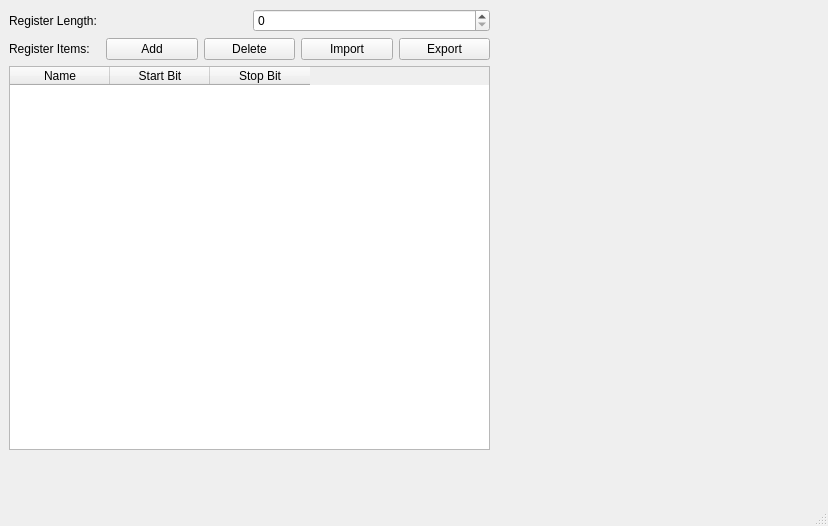
Qt form mainwindow.ui (wh201906/RegCompiler) before a commit.
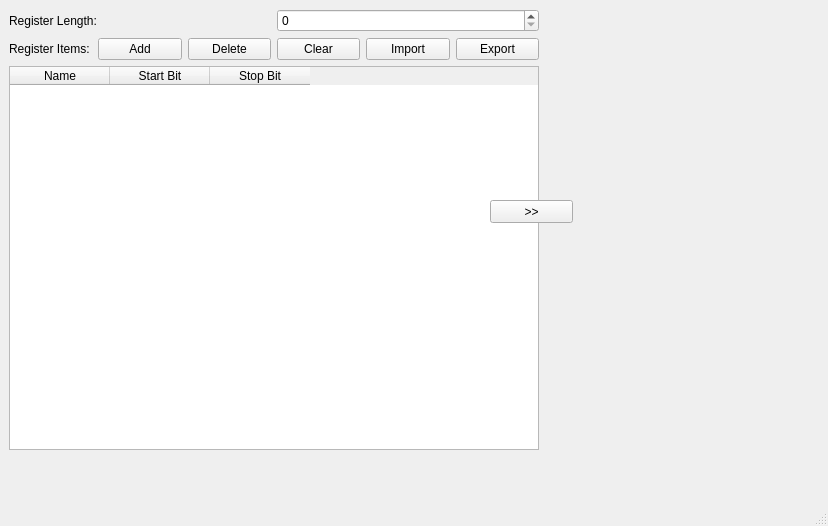
The same form after that commit.

Commit message: Import/Export

```diff
--- a/mainwindow.ui
+++ b/mainwindow.ui
@@ -19,7 +19,7 @@
      <rect>
       <x>9</x>
       <y>9</y>
-      <width>481</width>
+      <width>530</width>
       <height>441</height>
      </rect>
     </property>
@@ -61,6 +61,13 @@
          </property>
         </widget>
        </item>
+       <item>
+        <widget class="QPushButton" name="regItemClearButton">
+         <property name="text">
+          <string>Clear</string>
+         </property>
+        </widget>
+       </item>
        <item>
         <widget class="QPushButton" name="regItemImportButton">
          <property name="text">
@@ -97,9 +104,6 @@
        <property name="selectionBehavior">
         <enum>QAbstractItemView::SelectRows</enum>
        </property>
-       <attribute name="horizontalHeaderVisible">
-        <bool>true</bool>
-       </attribute>
        <attribute name="verticalHeaderVisible">
         <bool>false</bool>
        </attribute>
@@ -125,14 +129,27 @@
    <widget class="QWidget" name="gridLayoutWidget">
     <property name="geometry">
      <rect>
-      <x>530</x>
-      <y>20</y>
+      <x>580</x>
+      <y>50</y>
       <width>251</width>
       <height>331</height>
      </rect>
     </property>
     <layout class="QGridLayout" name="gridLayout"/>
    </widget>
+   <widget class="QPushButton" name="changeButton">
+    <property name="geometry">
+     <rect>
+      <x>490</x>
+      <y>200</y>
+      <width>83</width>
+      <height>23</height>
+     </rect>
+    </property>
+    <property name="text">
+     <string>&gt;&gt;</string>
+    </property>
+   </widget>
   </widget>
   <widget class="QMenuBar" name="menubar">
    <property name="geometry">
```
Left out of the diff: 12 changed lines with no effect on the pictures. The commit also changes 2 other files.
